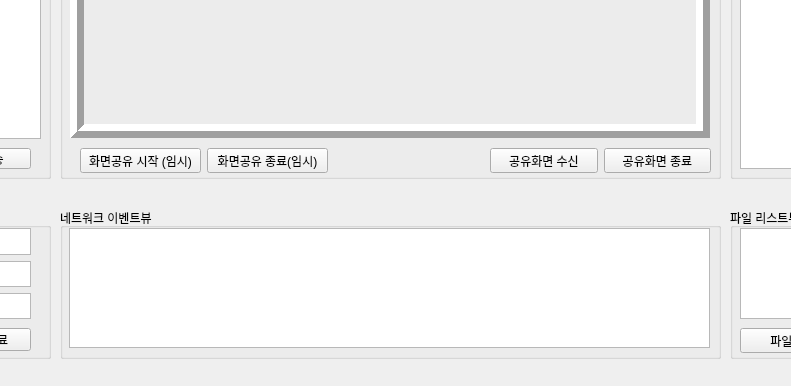
Old version of the form Project_Client/UI_App_Active.ui in the repository KimDaeYoung42/Virtual_Mouse_Project-Network-Plus; both pictures show x 200 to 991 and y 314 to 700 of the 1180 by 700 pixel window.
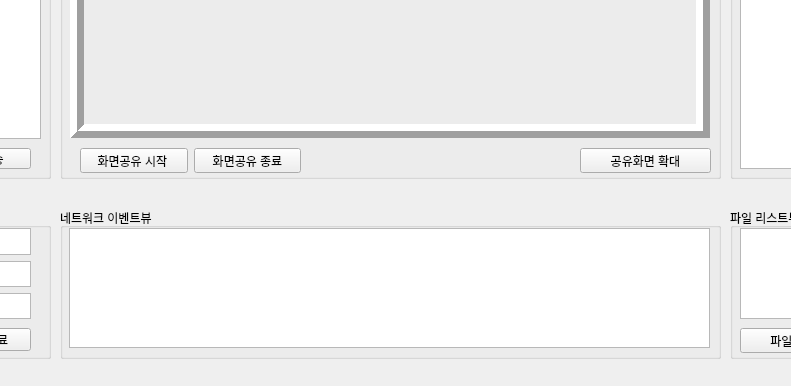
New version of the form. Icons and pictures are not drawn.

The edit to the form file:
```diff
--- a/Project_Client/UI_App_Active.ui
+++ b/Project_Client/UI_App_Active.ui
@@ -201,7 +201,7 @@
       <rect>
        <x>20</x>
        <y>390</y>
-       <width>248</width>
+       <width>221</width>
        <height>25</height>
       </rect>
      </property>
@@ -209,14 +209,14 @@
       <item>
        <widget class="QPushButton" name="sharing_start_Button">
         <property name="text">
-         <string>화면공유 시작 (임시)</string>
+         <string>화면공유 시작 </string>
         </property>
        </widget>
       </item>
       <item>
        <widget class="QPushButton" name="sharing_stop_Button">
         <property name="text">
-         <string>화면공유 종료(임시)</string>
+         <string>화면공유 종료</string>
         </property>
        </widget>
       </item>
@@ -225,9 +225,9 @@
     <widget class="QWidget" name="layoutWidget_2">
      <property name="geometry">
       <rect>
-       <x>430</x>
+       <x>520</x>
        <y>390</y>
-       <width>221</width>
+       <width>131</width>
        <height>25</height>
       </rect>
      </property>
@@ -235,14 +235,7 @@
       <item>
        <widget class="QPushButton" name="receive_start_Button">
         <property name="text">
-         <string>공유화면 수신</string>
-        </property>
-       </widget>
-      </item>
-      <item>
-       <widget class="QPushButton" name="receive_stop_Button">
-        <property name="text">
-         <string>공유화면 종료</string>
+         <string>공유화면 확대</string>
         </property>
        </widget>
       </item>
```
Left out of the diff: 2 changed lines with no effect on the pictures.
